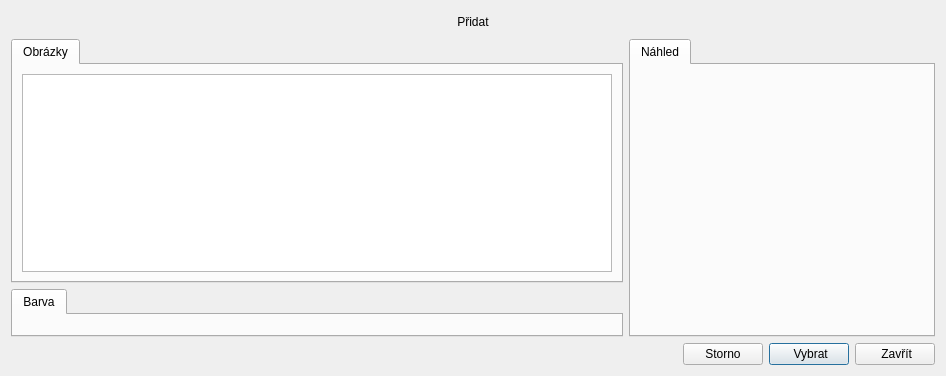
Qt form src/gui/backgrounddialog.ui (CZDanol/StrawLumen) before a commit.
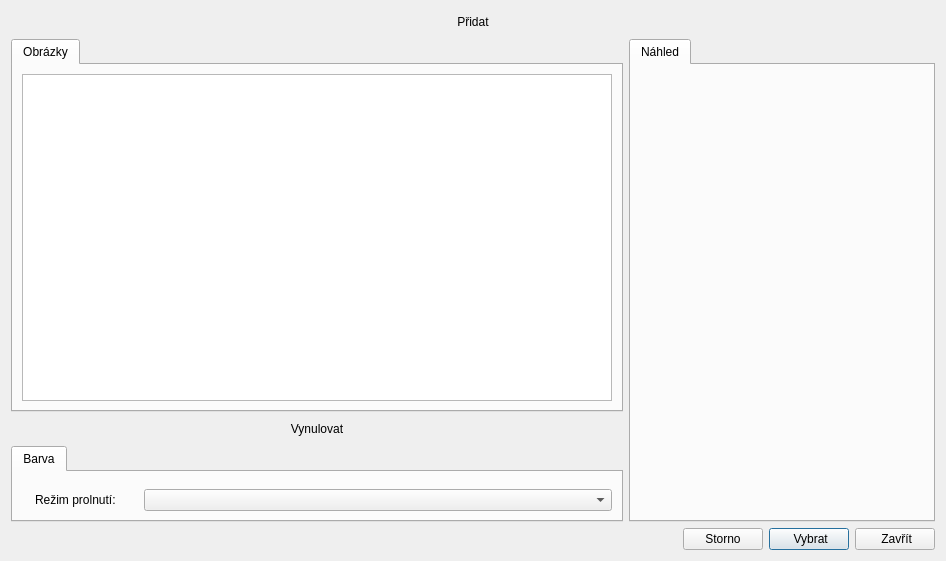
The same form after that commit. Icons and pictures are not drawn. Custom widgets are drawn as their Qt base class.

Commit message: Background blend modes, default background gallery

```diff
--- a/src/gui/backgrounddialog.ui
+++ b/src/gui/backgrounddialog.ui
@@ -10,7 +10,7 @@
     <x>0</x>
     <y>0</y>
     <width>946</width>
-    <height>376</height>
+    <height>561</height>
    </rect>
   </property>
   <property name="acceptDrops">
@@ -61,7 +61,7 @@
    </item>
    <item>
     <layout class="QGridLayout" name="gridLayout">
-     <item row="0" column="1" rowspan="2">
+     <item row="0" column="1" rowspan="3">
       <widget class="QTabWidget" name="twPreview">
        <property name="sizePolicy">
         <sizepolicy hsizetype="Expanding" vsizetype="Expanding">
@@ -162,7 +162,7 @@
        </widget>
       </widget>
      </item>
-     <item row="1" column="0">
+     <item row="2" column="0">
       <widget class="QTabWidget" name="twColor">
        <property name="sizePolicy">
         <sizepolicy hsizetype="Expanding" vsizetype="Preferred">
@@ -184,8 +184,48 @@
         <attribute name="title">
          <string>Barva</string>
         </attribute>
-        <layout class="QVBoxLayout" name="verticalLayout_5">
-         <item>
+        <layout class="QGridLayout" name="gridLayout_2">
+         <item row="1" column="3">
+          <widget class="QComboBox" name="cmbBlendMode">
+           <property name="sizePolicy">
+            <sizepolicy hsizetype="Expanding" vsizetype="Fixed">
+             <horstretch>0</horstretch>
+             <verstretch>0</verstretch>
+            </sizepolicy>
+           </property>
+          </widget>
+         </item>
+         <item row="1" column="2">
+          <spacer name="horizontalSpacer_2">
+           <property name="orientation">
+            <enum>Qt::Horizontal</enum>
+           </property>
+           <property name="sizeType">
+            <enum>QSizePolicy::Fixed</enum>
+           </property>
+           <property name="sizeHint" stdset="0">
+            <size>
+             <width>16</width>
+             <height>20</height>
+            </size>
+           </property>
+          </spacer>
+         </item>
+         <item row="1" column="0">
+          <widget class="QLabel" name="label">
+           <property name="pixmap">
+            <pixmap resource="../../res/resources.qrc">:/icons/16/Transition Both Directions_16px.png</pixmap>
+           </property>
+          </widget>
+         </item>
+         <item row="1" column="1">
+          <widget class="QLabel" name="label_2">
+           <property name="text">
+            <string>Režim prolnutí:</string>
+           </property>
+          </widget>
+         </item>
+         <item row="0" column="0" colspan="4">
           <widget class="ColorSelectionWidget" name="wgtColor" native="true">
            <property name="focusPolicy">
             <enum>Qt::StrongFocus</enum>
@@ -196,6 +236,41 @@
        </widget>
       </widget>
      </item>
+     <item row="1" column="0">
+      <widget class="QWidget" name="twColorCorner" native="true">
+       <layout class="QHBoxLayout" name="horizontalLayout_5">
+        <property name="leftMargin">
+         <number>0</number>
+        </property>
+        <property name="topMargin">
+         <number>0</number>
+        </property>
+        <property name="rightMargin">
+         <number>0</number>
+        </property>
+        <property name="bottomMargin">
+         <number>0</number>
+        </property>
+        <item>
+         <widget class="QPushButton" name="btnResetColor">
+          <property name="text">
+           <string>Vynulovat</string>
+          </property>
+          <property name="icon">
+           <iconset resource="../../res/resources.qrc">
+            <normaloff>:/icons/16/Eraser_16px.png</normaloff>:/icons/16/Eraser_16px.png</iconset>
+          </property>
+          <property name="autoDefault">
+           <bool>false</bool>
+          </property>
+          <property name="flat">
+           <bool>true</bool>
+          </property>
+         </widget>
+        </item>
+       </layout>
+      </widget>
+     </item>
     </layout>
    </item>
    <item>
```
Left out of the diff: 1 changed line with no effect on the pictures. The commit also changes 108 other files.
